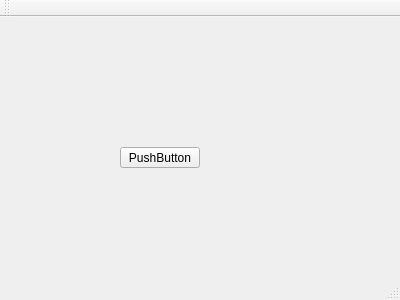
Before: the Qt Designer form gitTest/mainwindow.ui in KuzuriNayz/test, drawn with Qt 5.
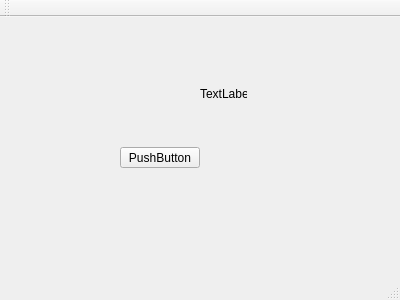
After: the same form once the commit is applied.

Commit message: ajout label

The edit to the form file:
```diff
--- a/gitTest/mainwindow.ui
+++ b/gitTest/mainwindow.ui
@@ -27,6 +27,19 @@
      <string>PushButton</string>
     </property>
    </widget>
+   <widget class="QLabel" name="label">
+    <property name="geometry">
+     <rect>
+      <x>200</x>
+      <y>70</y>
+      <width>47</width>
+      <height>13</height>
+     </rect>
+    </property>
+    <property name="text">
+     <string>TextLabel</string>
+    </property>
+   </widget>
   </widget>
   <widget class="QMenuBar" name="menuBar">
    <property name="geometry">
```
The commit also changes 2 other files.
